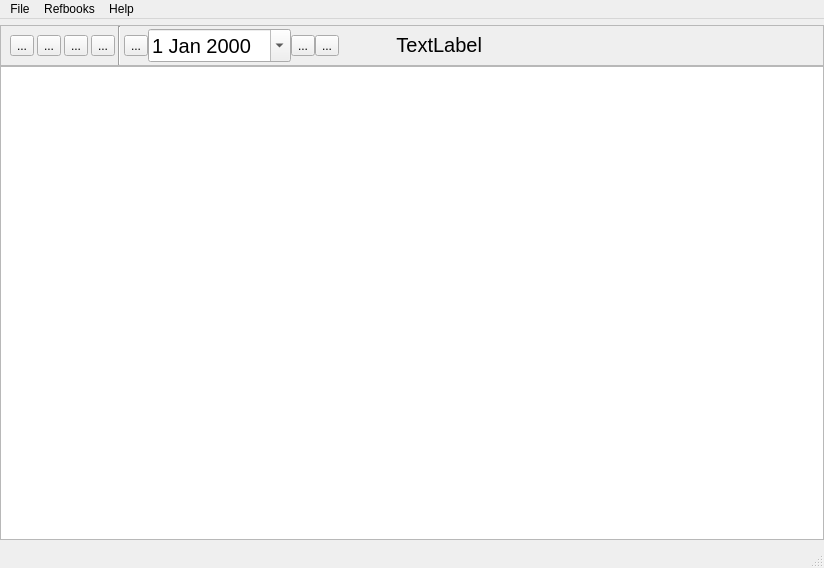
The window that ui/MainWindow.ui (utamons/tm3) describes before a commit, drawn with Qt 5.
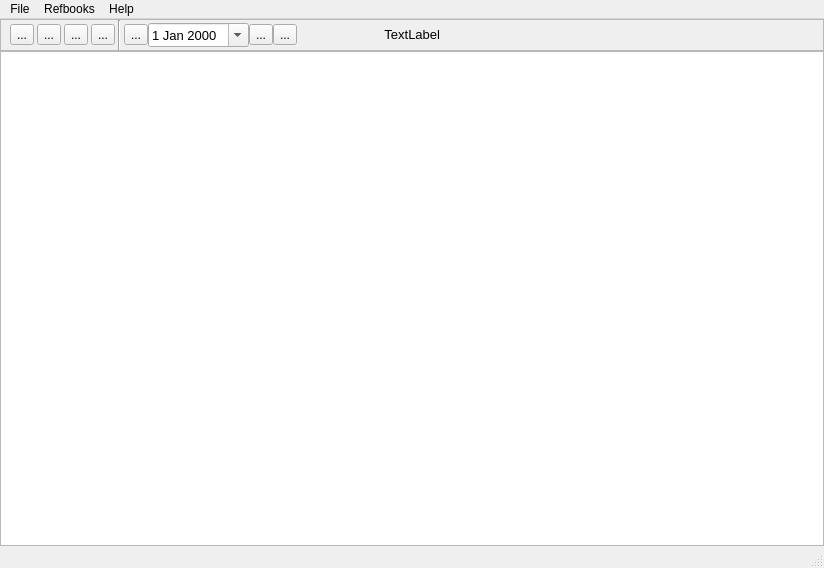
The same window after the commit. Icons and pictures are not drawn.

Diff of the .ui file:
```diff
--- a/ui/MainWindow.ui
+++ b/ui/MainWindow.ui
@@ -25,8 +25,8 @@
   </property>
   <property name="iconSize">
    <size>
-    <width>48</width>
-    <height>48</height>
+    <width>24</width>
+    <height>24</height>
    </size>
   </property>
   <widget class="QWidget" name="centralwidget">
@@ -38,13 +38,13 @@
      <number>0</number>
     </property>
     <property name="topMargin">
-     <number>6</number>
+     <number>0</number>
     </property>
     <property name="rightMargin">
      <number>0</number>
     </property>
     <property name="bottomMargin">
-     <number>6</number>
+     <number>0</number>
     </property>
     <item>
      <widget class="QFrame" name="frame">
@@ -81,7 +81,7 @@
          <property name="maximumSize">
           <size>
            <width>16777215</width>
-           <height>41</height>
+           <height>32</height>
           </size>
          </property>
          <property name="frameShape">
@@ -90,7 +90,10 @@
          <property name="frameShadow">
           <enum>QFrame::Raised</enum>
          </property>
-         <layout class="QHBoxLayout" name="horizontalLayout_2">
+         <property name="lineWidth">
+          <number>1</number>
+         </property>
+         <layout class="QHBoxLayout" name="horizontalLayout_2000">
           <property name="spacing">
            <number>3</number>
           </property>
@@ -110,8 +113,8 @@
             </property>
             <property name="iconSize">
              <size>
-              <width>24</width>
-              <height>24</height>
+              <width>16</width>
+              <height>16</height>
              </size>
             </property>
             <property name="autoRaise">
@@ -126,8 +129,8 @@
             </property>
             <property name="iconSize">
              <size>
-              <width>24</width>
-              <height>24</height>
+              <width>16</width>
+              <height>16</height>
              </size>
             </property>
            </widget>
@@ -139,8 +142,8 @@
             </property>
             <property name="iconSize">
              <size>
-              <width>24</width>
-              <height>24</height>
+              <width>16</width>
+              <height>16</height>
              </size>
             </property>
            </widget>
@@ -158,8 +161,8 @@
             </property>
             <property name="iconSize">
              <size>
-              <width>24</width>
-              <height>24</height>
+              <width>16</width>
+              <height>16</height>
              </size>
             </property>
            </widget>
@@ -209,8 +212,8 @@
                </property>
                <property name="iconSize">
                 <size>
-                 <width>24</width>
-                 <height>24</height>
+                 <width>16</width>
+                 <height>16</height>
                 </size>
                </property>
               </widget>
@@ -220,7 +223,7 @@
                <property name="font">
                 <font>
                  <family>Tahoma</family>
-                 <pointsize>15</pointsize>
+                 <pointsize>10</pointsize>
                 </font>
                </property>
                <property name="calendarPopup">
@@ -242,8 +245,8 @@
                </property>
                <property name="iconSize">
                 <size>
-                 <width>24</width>
-                 <height>24</height>
+                 <width>16</width>
+                 <height>16</height>
                 </size>
                </property>
               </widget>
@@ -262,8 +265,8 @@
                </property>
                <property name="iconSize">
                 <size>
-                 <width>24</width>
-                 <height>24</height>
+                 <width>16</width>
+                 <height>16</height>
                 </size>
                </property>
               </widget>
@@ -294,7 +297,7 @@
             <property name="font">
              <font>
               <family>Tahoma</family>
-              <pointsize>15</pointsize>
+              <pointsize>10</pointsize>
              </font>
             </property>
             <property name="text">
@@ -329,7 +332,7 @@
          <property name="font">
           <font>
            <family>Tahoma</family>
-           <pointsize>15</pointsize>
+           <pointsize>10</pointsize>
           </font>
          </property>
          <property name="alternatingRowColors">
```
Left out of the diff: 5 changed lines with no effect on the pictures.
